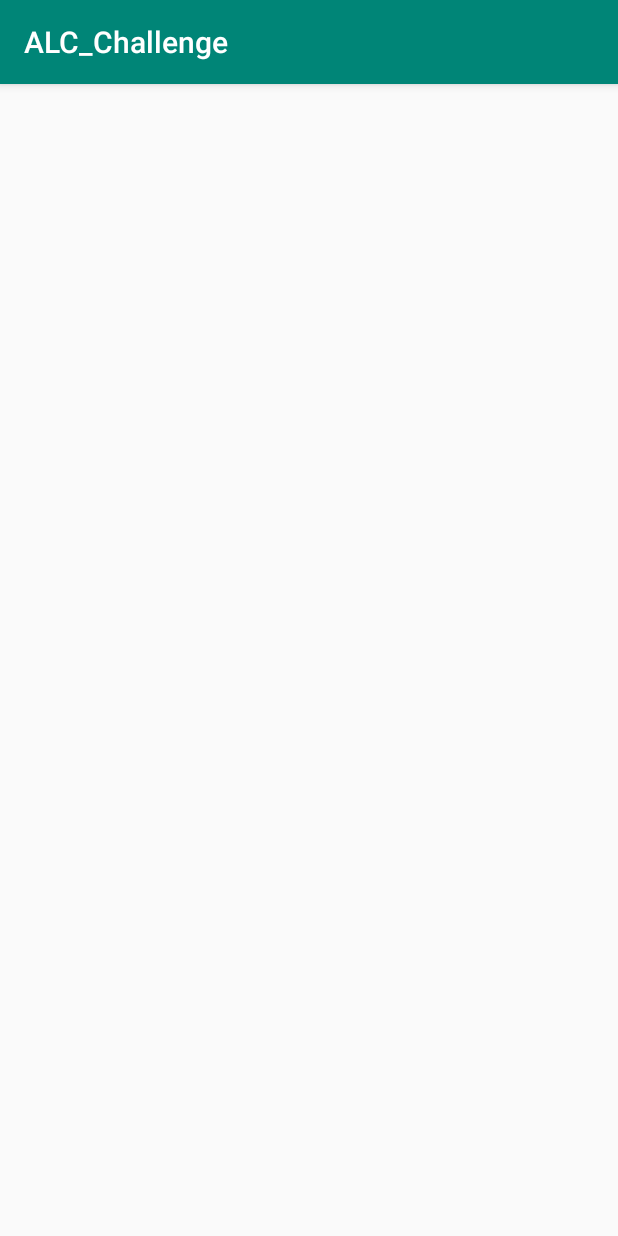
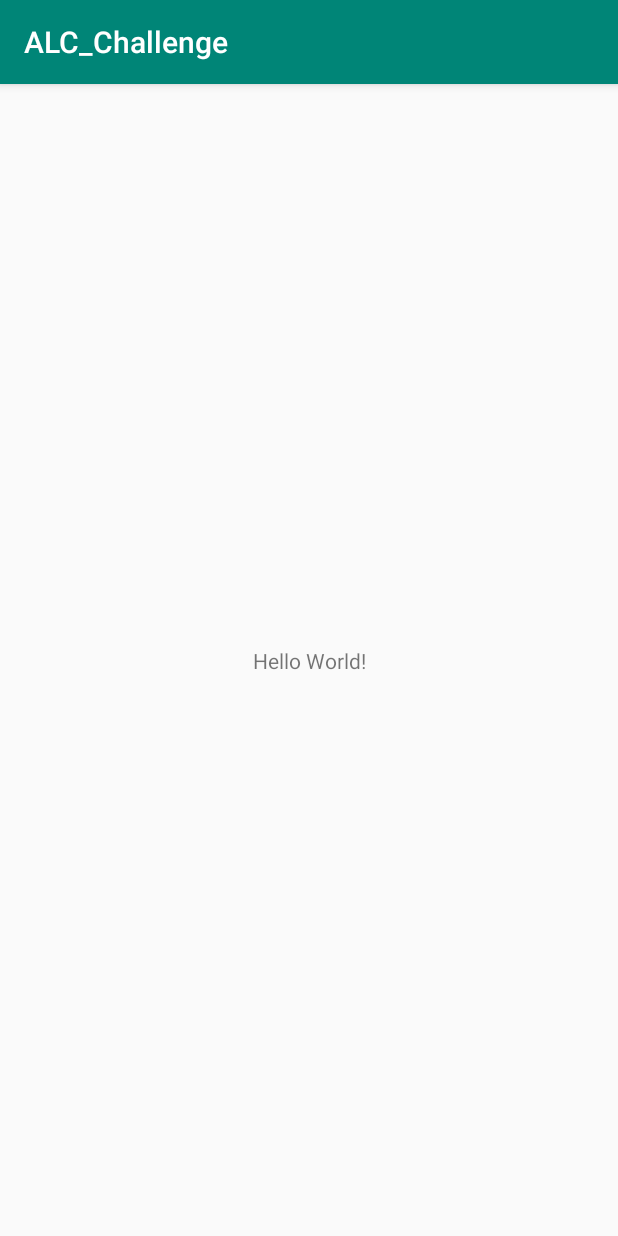
Before and after one commit to juliemmasam/ALC_Challenge, an Android app: the screen it shows after launch (MainActivity), on a phone screen of 412 x 824 dp. Run offline under Robolectric (Android 15) with nearby library versions, the phone set to English and light mode, and no system bars.

```diff
--- a/app/src/main/res/layout/activity_main.xml
+++ b/app/src/main/res/layout/activity_main.xml
@@ -4,4 +4,15 @@
     xmlns:tools="http://schemas.android.com/tools"
     android:layout_width="match_parent"
     android:layout_height="match_parent"
-    tools:context=".MainActivity"/>
+    tools:context=".MainActivity">
+
+    <TextView
+        android:layout_width="wrap_content"
+        android:layout_height="wrap_content"
+        android:text="Hello World!"
+        app:layout_constraintBottom_toBottomOf="parent"
+        app:layout_constraintLeft_toLeftOf="parent"
+        app:layout_constraintRight_toRightOf="parent"
+        app:layout_constraintTop_toTopOf="parent" />
+
+</androidx.constraintlayout.widget.ConstraintLayout>
```
Also changed, not shown: app/src/main/java/com/vinetworks/juliemmasam/alc_challenge/MainActivity.java (+1 -8 lines).
